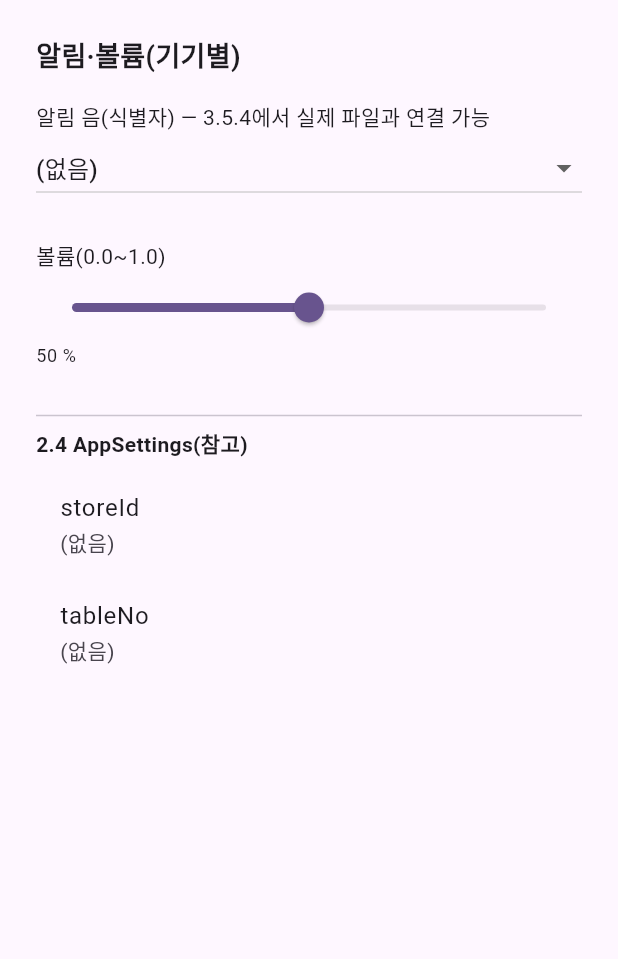
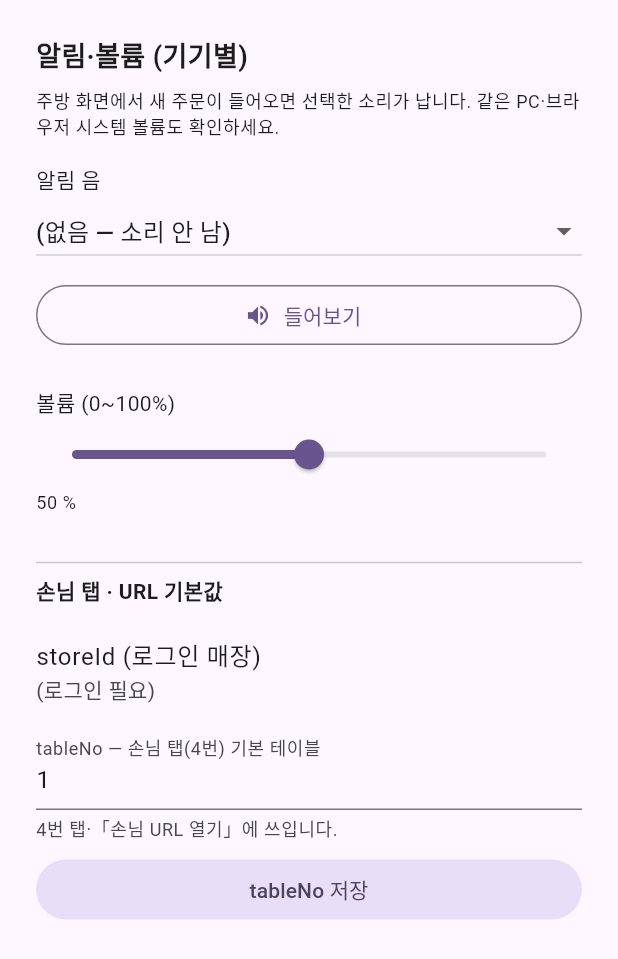
Before and after one commit to westone-hq/free-kiosk, a Flutter app: the AdminSettingsTab widget shown alone on an empty page, opened directly, on a phone screen of 412 x 824 dp. Shown: the top 959 px of the screen. Run offline on Flutter 3.47's test engine with Material 3 defaults, Android fonts, the phone set to English and light mode, and no system bars; our stand-ins replace audioplayers, flutter_riverpod, go_router, shared_preferences; missing offline and left inert: dart:html, qr; accounts and stored records are empty.

Commit message:
Add chapter 8 notification sounds on top of chapter 7 base
Merge 7장 with 8.10 audioplayers, wav assets, NotificationSoundService,
kitchen order watcher, and settings tab preview/tableNo save.

Co-authored-by: Cursor <cursoragent@cursor.com>

```diff
--- /dev/null
+++ b/lib/services/notification_sound_service.dart
@@ -0,0 +1,31 @@
+// lib/services/notification_sound_service.dart
+import 'package:audioplayers/audioplayers.dart';
+
+/// 3.5 · 8.10 — 설정 탭 `soundId` + `volume` 으로 주방 신규 주문 알림 재생.
+class NotificationSoundService {
+  NotificationSoundService._();
+
+  static final AudioPlayer _player = AudioPlayer();
+
+  static const _soundIds = {'chime1', 'chime2', 'buzz'};
+
+  static String? assetPathForSoundId(String? soundId) {
+    if (soundId == null || soundId.isEmpty || !_soundIds.contains(soundId)) {
+      return null;
+    }
+    return 'sounds/$soundId.wav';
+  }
+
+  static Future<void> play({
+    required String? soundId,
+    required double volume,
+  }) async {
+    final asset = assetPathForSoundId(soundId);
+    if (asset == null || volume <= 0) {
+      return;
+    }
+    await _player.stop();
+    await _player.setVolume(volume.clamp(0.0, 1.0));
+    await _player.play(AssetSource(asset));
+  }
+}
--- a/lib/services/services.dart
+++ b/lib/services/services.dart
@@ -3,6 +3,7 @@ export 'asset_paths.dart';
 export 'catalog_loader.dart';
 export 'json_from_asset.dart';
 export 'local_db.dart';
+export 'notification_sound_service.dart';
 export 'order_book_service.dart';
 export 'order_documents.dart';
 export 'order_persistence.dart';
--- a/lib/ui/admin/admin_settings_tab.dart
+++ b/lib/ui/admin/admin_settings_tab.dart
@@ -2,31 +2,101 @@
 import 'package:flutter/material.dart';
 import 'package:flutter_riverpod/flutter_riverpod.dart';
 import 'package:kiosk/providers/providers.dart';
+import 'package:kiosk/services/notification_sound_service.dart';
 
-const _kSoundOptions = <String?>[null, 'chime1', 'chime2', 'buzz'];
+class _SoundOption {
+  const _SoundOption(this.id, this.label);
+  final String? id;
+  final String label;
+}
 
-class AdminSettingsTab extends ConsumerWidget {
+const _kSoundOptions = <_SoundOption>[
+  _SoundOption(null, '(없음 — 소리 안 남)'),
+  _SoundOption('chime1', '차임 1'),
+  _SoundOption('chime2', '차임 2 (길게)'),
+  _SoundOption('buzz', '짧은 버즈'),
+];
+
+class AdminSettingsTab extends ConsumerStatefulWidget {
   const AdminSettingsTab({super.key});
 
   @override
-  Widget build(BuildContext context, WidgetRef ref) {
+  ConsumerState<AdminSettingsTab> createState() => _AdminSettingsTabState();
+}
+
+class _AdminSettingsTabState extends ConsumerState<AdminSettingsTab> {
+  late final TextEditingController _tableCtrl;
+  bool _tableCtrlSynced = false;
+
+  @override
+  void initState() {
+    super.initState();
+    _tableCtrl = TextEditingController(text: '1');
+  }
+
+  @override
+  void dispose() {
+    _tableCtrl.dispose();
+    super.dispose();
+  }
+
+  Future<void> _previewSound() async {
+    final s = ref.read(appSettingsProvider);
+    await NotificationSoundService.play(
+      soundId: s.soundId,
+      volume: s.volume,
+    );
+    if (!mounted) {
+      return;
+    }
+    if (s.soundId == null || s.soundId!.isEmpty) {
+      ScaffoldMessenger.of(context).showSnackBar(
+        const SnackBar(content: Text('알림 음을 먼저 고르세요.')),
+      );
+      return;
+    }
+    if (s.volume <= 0) {
+      ScaffoldMessenger.of(context).showSnackBar(
+        const SnackBar(content: Text('볼륨이 0% 입니다. 슬라이더를 올려 보세요.')),
+      );
+    }
+  }
+
+  @override
+  Widget build(BuildContext context) {
     final s = ref.watch(appSettingsProvider);
     final c = ref.read(appSettingsProvider.notifier);
+    final session = ref.watch(adminSessionProvider);
+    final sessionStoreId = session.storeId;
+
+    if (!_tableCtrlSynced) {
+      _tableCtrlSynced = true;
+      _tableCtrl.text = s.tableNo ?? '1';
+    }
 
     return ListView(
       padding: const EdgeInsets.all(24),
       children: [
-        const Text('알림·볼륨(기기별)', style: TextStyle(fontSize: 18, fontWeight: FontWeight.bold)),
+        const Text(
+          '알림·볼륨 (기기별)',
+          style: TextStyle(fontSize: 18, fontWeight: FontWeight.bold),
+        ),
+        const SizedBox(height: 8),
+        Text(
+          '주방 화면에서 새 주문이 들어오면 선택한 소리가 납니다. '
+          '같은 PC·브라우저 시스템 볼륨도 확인하세요.',
+          style: Theme.of(context).textTheme.bodySmall,
+        ),
         const SizedBox(height: 16),
-        const Text('알림 음(식별자) — 3.5.4에서 실제 파일과 연결 가능'),
+        const Text('알림 음'),
         DropdownButton<String?>(
           isExpanded: true,
           value: s.soundId,
           items: _kSoundOptions
               .map(
-                (id) => DropdownMenuItem<String?>(
-                  value: id,
-                  child: Text(id ?? '(없음)'),
+                (o) => DropdownMenuItem<String?>(
+                  value: o.id,
+                  child: Text(o.label),
                 ),
               )
               .toList(),
@@ -38,26 +108,66 @@ class AdminSettingsTab extends ConsumerWidget {
             }
           },
         ),
+        const SizedBox(height: 8),
+        OutlinedButton.icon(
+          onPressed: _previewSound,
+          icon: const Icon(Icons.volume_up),
+          label: const Text('들어보기'),
+        ),
         const SizedBox(height: 24),
-        const Text('볼륨(0.0~1.0)'),
+        const Text('볼륨 (0~100%)'),
         Slider(
           value: s.volume,
-          onChanged: (v) {
-            c.setVolume(v);
+          onChanged: c.setVolume,
+        ),
+        Text(
+          '${(s.volume * 100).round()} %',
+          style: Theme.of(context).textTheme.bodySmall,
+        ),
+        const SizedBox(height: 24),
+        const Divider(),
+        const Text(
+          '손님 탭 · URL 기본값',
+          style: TextStyle(fontWeight: FontWeight.w600),
+        ),
+        const SizedBox(height: 8),
+        ListTile(
+          contentPadding: EdgeInsets.zero,
+          title: const Text('storeId (로그인 매장)'),
+          subtitle: Text(sessionStoreId ?? '(로그인 필요)'),
+        ),
+        TextField(
+          controller: _tableCtrl,
+          decoration: const InputDecoration(
+            labelText: 'tableNo — 손님 탭(4번) 기본 테이블',
+            hintText: '1',
+            helperText: '4번 탭·「손님 URL 열기」에 쓰입니다.',
+          ),
+          onSubmitted: (v) {
+            final t = v.trim();
+            if (t.isEmpty) {
+              c.clearTableNo();
+            } else {
+              c.setTableNo(t);
+            }
           },
         ),
-        Text('${(s.volume * 100).round()} %', style: Theme.of(context).textTheme.bodySmall),
-        const SizedBox(height: 24),
-        const Divider(),
-        const Text('2.4 AppSettings(참고)', style: TextStyle(fontWeight: FontWeight.w600)),
         const SizedBox(height: 8),
-        ListTile(
-          title: const Text('storeId'),
-          subtitle: Text(s.storeId ?? '(없음)'),
-        ),
-        ListTile(
-          title: const Text('tableNo'),
-          subtitle: Text(s.tableNo ?? '(없음)'),
+        FilledButton.tonal(
+          onPressed: () {
+            final t = _tableCtrl.text.trim();
+            if (t.isEmpty) {
+              c.clearTableNo();
+            } else {
+              c.setTableNo(t);
+            }
+            if (context.mounted) {
+              ScaffoldMessenger.of(context).showSnackBar(
+                SnackBar(content: Text('테이블 번호를 "$t"(으)로 저장했습니다.')),
+              );
+            }
+          },
+          child: const Text('tableNo 저장'),
         ),
       ],
     );
--- a/pubspec.yaml
+++ b/pubspec.yaml
@@ -1,5 +1,5 @@
 name: kiosk
-description: "free-kiosk ebook 7장 완료본"
+description: "free-kiosk ebook 8장 완료본"
 publish_to: 'none'
 
 version: 1.0.0+1
@@ -21,6 +21,7 @@ dependencies:
   go_router: ^14.6.2
   qr: ^3.0.2
   qr_flutter: ^4.1.0
+  audioplayers: ^6.1.0
 
 dev_dependencies:
   flutter_test:
@@ -36,3 +37,6 @@ flutter:
     - data/orders/active.json
     - data/history/order_archive.json
     - data/images_menu/
+    - assets/sounds/chime1.wav
+    - assets/sounds/chime2.wav
+    - assets/sounds/buzz.wav
```
Also changed, not shown: lib/ui/kitchen/kitchen_order_watcher.dart (+6 -7 lines), pubspec.lock, 9 other files.
